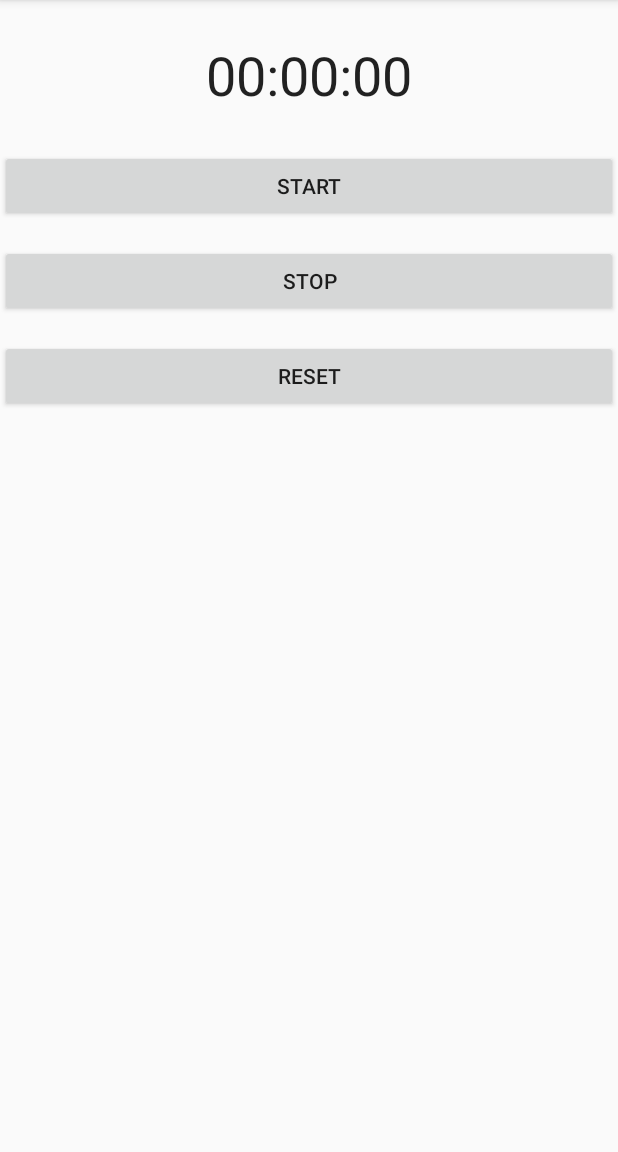
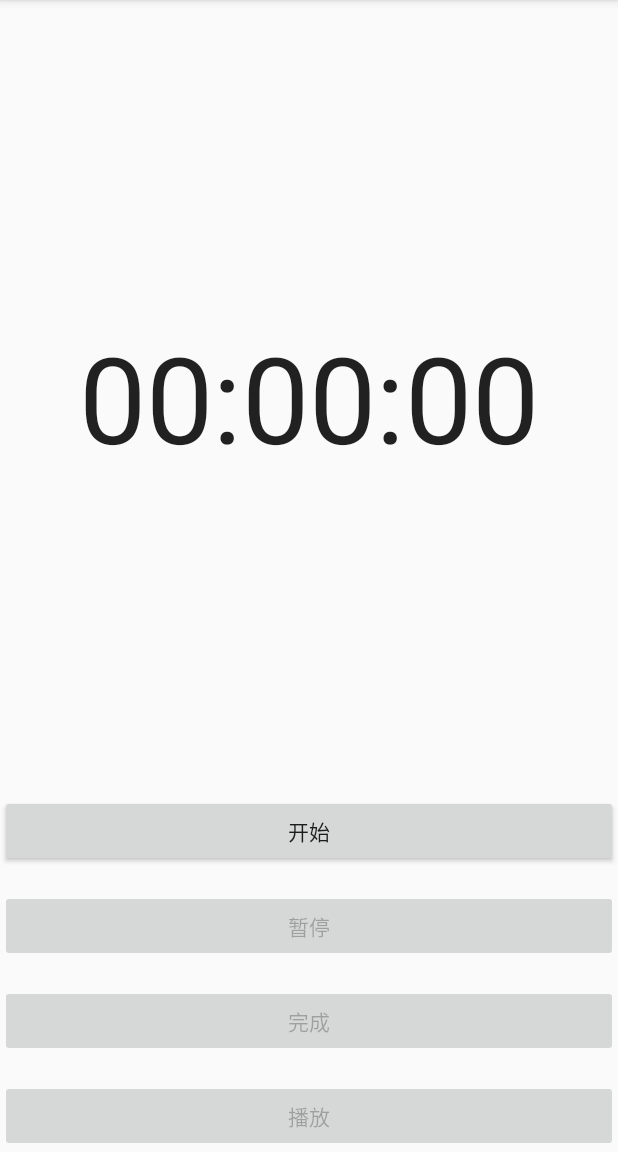
Before and after one commit to huyang2100/FirstCoding, an Android app: the ChronometerActivity screen opened directly, with no data from a screen before it, on a phone screen of 412 x 824 dp, the part 84-1236 px from its top. Run offline under Robolectric (Android 15) with nearby library versions, the phone set to English and light mode, and no system bars.

Commit message:
modify chronometer

```diff
--- a/app/src/main/java/net/sourceforge/simcpux/activity/ChronometerActivity.java
+++ b/app/src/main/java/net/sourceforge/simcpux/activity/ChronometerActivity.java
@@ -1,13 +1,19 @@
 package net.sourceforge.simcpux.activity;
 
+import android.Manifest;
 import android.content.Context;
 import android.content.Intent;
+import android.content.pm.PackageManager;
 import android.os.SystemClock;
+import android.support.annotation.NonNull;
+import android.support.v4.app.ActivityCompat;
 import android.support.v7.app.AppCompatActivity;
 import android.os.Bundle;
-import android.text.format.DateFormat;
+import android.text.TextUtils;
 import android.view.View;
+import android.widget.Button;
 import android.widget.Chronometer;
+import android.widget.Toast;
 
 import net.sourceforge.simcpux.R;
 
@@ -19,27 +25,54 @@ public class ChronometerActivity extends AppCompatActivity {
 
     private Chronometer chronometer;
     private long lastTime;
+    private Button btn_stop;
+    private Button btn_start;
+    private Button btn_play;
+    //未开始
+    private static final int STATUS_INIT = 0;
+    //开始
+    private static final int STATUS_START = 1;
+    //录制暂停
+    private static final int STATUS_STOP = 2;
+    //录制结束
+    private static final int STATUS_OVER = 3;
+    private Button btn_over;
+    private String recordTime;
+    private String updateTime;
 
     @Override
     protected void onCreate(Bundle savedInstanceState) {
         super.onCreate(savedInstanceState);
         setContentView(R.layout.activity_chronometer);
 
+
+        if (ActivityCompat.checkSelfPermission(this, Manifest.permission.RECORD_AUDIO) != PackageManager.PERMISSION_GRANTED) {
+            ActivityCompat.requestPermissions(this, new String[]{Manifest.permission.RECORD_AUDIO}, 0);
+            return;
+        }
+
+        init();
+    }
+
+    private void init() {
         chronometer = findViewById(R.id.chronometer);
         chronometer.setOnChronometerTickListener(new Chronometer.OnChronometerTickListener() {
             @Override
             public void onChronometerTick(Chronometer chronometer) {
-                long t = SystemClock.elapsedRealtime() - chronometer.getBase();
-                SimpleDateFormat sdf = new SimpleDateFormat("HH:mm:ss");
-                sdf.setTimeZone(TimeZone.getTimeZone("GMT+0"));
-                chronometer.setText(sdf.format(new Date(t)));
+                updateTime = getRecordTime(SystemClock.elapsedRealtime() - chronometer.getBase());
+                chronometer.setText(updateTime);
+                if (!TextUtils.isEmpty(recordTime) && recordTime.equals(updateTime)) {
+                    initPlayBtn();
+                }
             }
         });
-        findViewById(R.id.btn_start).setOnClickListener(new View.OnClickListener() {
+        btn_start = findViewById(R.id.btn_start);
+        btn_start.setOnClickListener(new View.OnClickListener() {
             @Override
             public void onClick(View v) {
+                chageStatus(STATUS_START);
                 if (lastTime == 0L) {
-                    chronometer.setBase(SystemClock.elapsedRealtime());
+                    initChronometer();
                 } else {
                     chronometer.setBase(chronometer.getBase() + (SystemClock.elapsedRealtime() - lastTime));
                 }
@@ -49,16 +82,101 @@ public class ChronometerActivity extends AppCompatActivity {
         findViewById(R.id.btn_reset).setOnClickListener(new View.OnClickListener() {
             @Override
             public void onClick(View v) {
-                chronometer.setBase(SystemClock.elapsedRealtime());
+                initChronometer();
             }
         });
-        findViewById(R.id.btn_stop).setOnClickListener(new View.OnClickListener() {
+        btn_stop = findViewById(R.id.btn_stop);
+        btn_stop.setOnClickListener(new View.OnClickListener() {
             @Override
             public void onClick(View v) {
+                chageStatus(STATUS_STOP);
                 chronometer.stop();
                 lastTime = SystemClock.elapsedRealtime();
             }
         });
+        btn_over = findViewById(R.id.btn_over);
+        btn_over.setOnClickListener(new View.OnClickListener() {
+            @Override
+            public void onClick(View v) {
+                chageStatus(STATUS_OVER);
+                chronometer.stop();
+                recordTime = updateTime;
+            }
+        });
+        btn_play = findViewById(R.id.btn_play);
+        btn_play.setOnClickListener(new View.OnClickListener() {
+            @Override
+            public void onClick(View v) {
+                if (btn_play.getText().equals("播放")) {
+                    btn_play.setText("暂停");
+                    initChronometer();
+                    chronometer.start();
+                } else {
+                    initPlayBtn();
+                }
+            }
+        });
+
+        chageStatus(STATUS_INIT);
+    }
+
+    private void initPlayBtn() {
+        chronometer.stop();
+        btn_play.setText("播放");
+    }
+
+    private String getRecordTime(long t) {
+        SimpleDateFormat sdf = new SimpleDateFormat("HH:mm:ss");
+        sdf.setTimeZone(TimeZone.getTimeZone("GMT+0"));
+        return sdf.format(new Date(t));
+    }
+
+    private void initChronometer() {
+        lastTime = 0L;
+        chronometer.setBase(SystemClock.elapsedRealtime());
+    }
+
+    private void chageStatus(int status) {
+        switch (status) {
+            case STATUS_INIT:
+                btn_start.setEnabled(true);
+                btn_stop.setEnabled(false);
+                btn_play.setEnabled(false);
+                btn_over.setEnabled(false);
+                break;
+            case STATUS_START:
+                btn_start.setEnabled(false);
+                btn_stop.setEnabled(true);
+                btn_play.setEnabled(false);
+                btn_over.setEnabled(true);
+                break;
+            case STATUS_STOP:
+                btn_start.setEnabled(true);
+                btn_stop.setEnabled(false);
+                btn_play.setEnabled(false);
+                btn_over.setEnabled(true);
+                break;
+            case STATUS_OVER:
+                btn_start.setEnabled(false);
+                btn_stop.setEnabled(false);
+                btn_play.setEnabled(true);
+                btn_over.setEnabled(false);
+                break;
+        }
+    }
+
+    @Override
+    public void onRequestPermissionsResult(int requestCode, @NonNull String[] permissions, @NonNull int[] grantResults) {
+        super.onRequestPermissionsResult(requestCode, permissions, grantResults);
+        switch (requestCode) {
+            case 0:
+                if (grantResults.length > 0 && grantResults[0] == PackageManager.PERMISSION_GRANTED) {
+                    init();
+                } else {
+                    finish();
+                }
+                break;
+        }
     }
 
     public static Intent newIntent(Context context) {
--- a/app/src/main/res/layout/activity_chronometer.xml
+++ b/app/src/main/res/layout/activity_chronometer.xml
@@ -11,16 +11,23 @@
     <Chronometer
         android:id="@+id/chronometer"
         android:layout_width="match_parent"
-        android:layout_height="100dp"
+        android:layout_height="0dp"
+        android:layout_weight="1"
+        android:format="00:00:00"
         android:gravity="center"
-        android:format="00:00:00"
-        android:textSize="36sp" />
+        android:textSize="80sp" />
+
+    <LinearLayout
+        android:layout_width="match_parent"
+        android:layout_height="wrap_content"
+        android:layout_gravity="bottom"
+        android:orientation="vertical">
 
         <Button
             android:id="@+id/btn_start"
             android:layout_width="match_parent"
             android:layout_height="wrap_content"
-        android:text="start" />
+            android:text="开始" />
 
 
         <Button
@@ -28,13 +35,31 @@
             android:layout_width="match_parent"
             android:layout_height="wrap_content"
             android:layout_marginTop="15dp"
-        android:text="stop" />
+            android:text="暂停" />
+
+        <Button
+            android:id="@+id/btn_over"
+            android:layout_width="match_parent"
+            android:layout_height="wrap_content"
+            android:layout_marginTop="15dp"
+            android:text="完成" />
+
+        <Button
+            android:id="@+id/btn_play"
+            android:layout_width="match_parent"
+            android:layout_height="wrap_content"
+            android:layout_marginTop="15dp"
+            android:text="播放" />
 
 
         <Button
+            android:visibility="gone"
+            android:enabled="false"
             android:id="@+id/btn_reset"
             android:layout_width="match_parent"
             android:layout_height="wrap_content"
             android:layout_marginTop="15dp"
-        android:text="reset" />
+            android:text="重置" />
     </LinearLayout>
+
+</LinearLayout>
```
Lines whose indentation alone changed are shown as unchanged.
